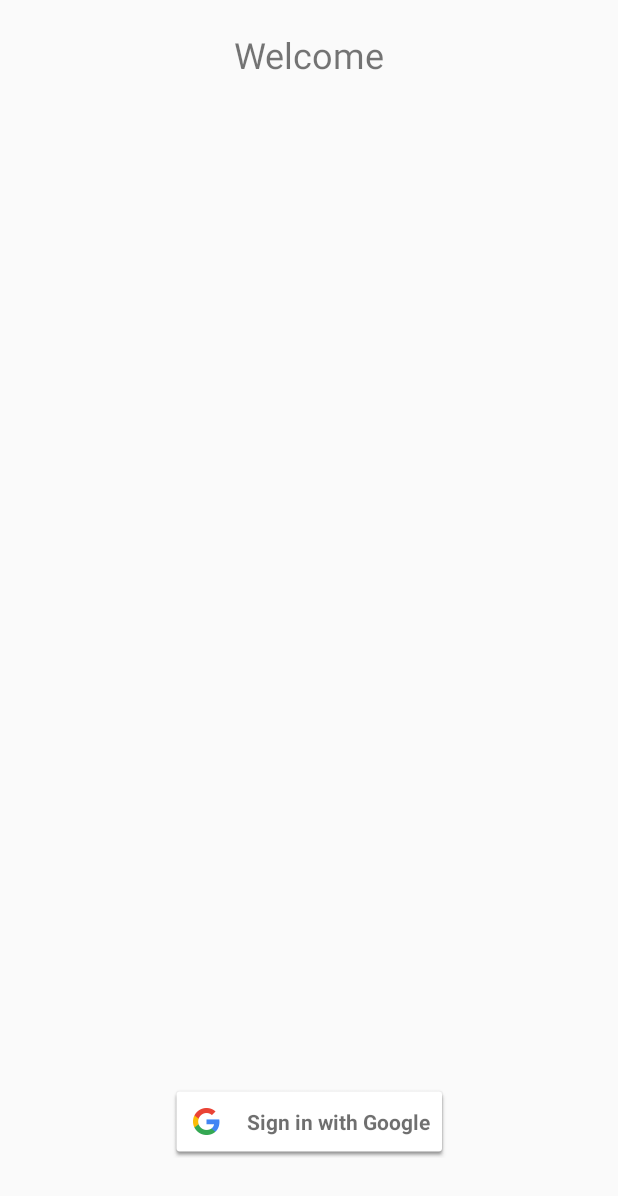
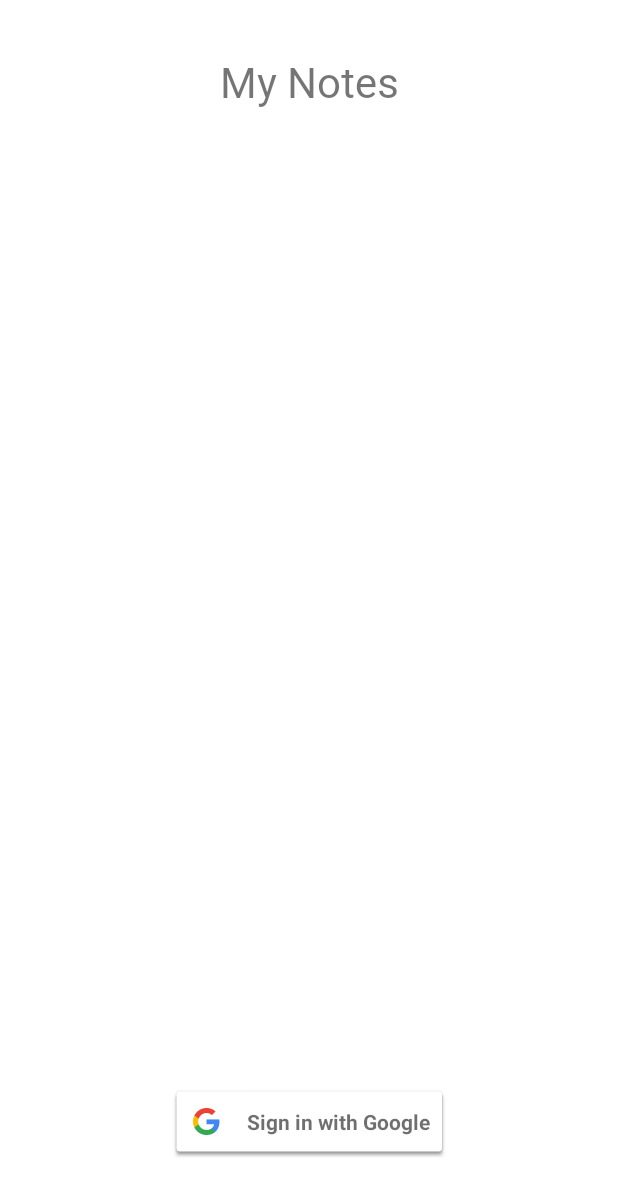
Before and after one commit to Prajnadeep/Notes, an Android app: the screen it shows after launch (MainActivity), on a phone screen of 412 x 824 dp. Shown: the top 1196 px of the screen. Run offline under Robolectric (Android 15) with nearby library versions, the phone set to English and light mode, and no system bars; 1 statement that could not run was skipped.

Commit message:
lotttttt of changes - to add delete/edit

```diff
--- a/app/build.gradle
+++ b/app/build.gradle
@@ -1,7 +1,9 @@
 plugins {
     id 'com.android.application'
     id 'kotlin-android'
+    id 'kotlin-android-extensions'
 }
+
 
 android {
     compileSdkVersion 30
--- a/app/src/main/AndroidManifest.xml
+++ b/app/src/main/AndroidManifest.xml
@@ -19,6 +19,9 @@
                 <category android:name="android.intent.category.LAUNCHER" />
             </intent-filter>
         </activity>
+        <meta-data
+            android:name="preloaded_fonts"
+            android:resource="@array/preloaded_fonts" />
     </application>
 
 </manifest>
--- a/app/src/main/java/com/prajnadeep/notes/MainActivity.kt
+++ b/app/src/main/java/com/prajnadeep/notes/MainActivity.kt
@@ -1,40 +1,43 @@
 package com.prajnadeep.notes
 
 import android.os.Bundle
-import android.widget.Toast
 import androidx.appcompat.app.AppCompatActivity
 import androidx.fragment.app.Fragment
 import com.google.android.gms.auth.api.signin.GoogleSignIn
+import com.prajnadeep.notes.fragments.DashBoardFragement
 import com.prajnadeep.notes.fragments.SignInFragment
 
 class MainActivity : AppCompatActivity() {
 
+
     private val fragmentManager = supportFragmentManager
 
     private val signInFragment: Fragment = SignInFragment()
+    private val dashBoardFragment: Fragment = DashBoardFragement()
+
 
     override fun onCreate(savedInstanceState: Bundle?) {
         super.onCreate(savedInstanceState)
         setContentView(R.layout.activity_main)
 
-
-        if (isSignedIn()){
-            Toast.makeText(this, "ALREADY SIGNED IN", Toast.LENGTH_SHORT).show()
-
-
+        if (isSignedIn()) {
+            supportFragmentManager.beginTransaction().replace(
+                R.id.containerMainActivity,
+                dashBoardFragment
+            ).commit()
             val acct = GoogleSignIn.getLastSignedInAccount(applicationContext)
             if (acct != null) {
-                Toast.makeText(this, "${acct.displayName}", Toast.LENGTH_SHORT).show()
+                //Toast.makeText(this, "${acct.displayName}", Toast.LENGTH_SHORT).show()
             }
-        }
-
-        else{
-            supportFragmentManager.beginTransaction().replace(R.id.mainActivity, signInFragment).commit()
+        } else {
+            supportFragmentManager.beginTransaction()
+                .replace(R.id.containerMainActivity, signInFragment).commit()
         }
 
     }
 
-    private fun isSignedIn() : Boolean {
-        return GoogleSignIn.getLastSignedInAccount(applicationContext)!=null
+    private fun isSignedIn(): Boolean {
+        return GoogleSignIn.getLastSignedInAccount(applicationContext) != null
     }
+
 }
--- a/app/src/main/res/layout/activity_main.xml
+++ b/app/src/main/res/layout/activity_main.xml
@@ -5,4 +5,10 @@
     android:id="@+id/mainActivity"
     android:layout_width="match_parent"
     android:layout_height="match_parent"
-    tools:context=".MainActivity"/>
+    tools:context=".MainActivity">
+    <FrameLayout
+        android:background="@color/white"
+        android:id="@+id/containerMainActivity"
+        android:layout_width="match_parent"
+        android:layout_height="match_parent" />
+</androidx.constraintlayout.widget.ConstraintLayout>
--- a/app/src/main/res/layout/fragment_sign_in.xml
+++ b/app/src/main/res/layout/fragment_sign_in.xml
@@ -4,7 +4,10 @@
     android:layout_width="match_parent"
     android:layout_height="match_parent"
     xmlns:app="http://schemas.android.com/apk/res-auto"
-    tools:context=".fragments.SignInFragment">
+    tools:context=".fragments.SignInFragment"
+    android:id="@+id/signIN_Fragment"
+    android:background="@color/white"
+    android:clickable="true">
 
     <androidx.constraintlayout.widget.Guideline
         android:id="@+id/verticalGuidelineStart"
@@ -35,13 +38,15 @@
         app:layout_constraintGuide_end="20dp" />
 
     <com.google.android.material.textview.MaterialTextView
-        android:layout_width="wrap_content"
-        android:layout_height="wrap_content"
-        android:text="Welcome"
-        android:textSize="24sp"
+        android:layout_width="223dp"
+        android:layout_height="69dp"
+        android:fontFamily="@font/varela_round"
+        android:gravity="center"
+        android:text="My Notes"
+        android:textSize="28sp"
+        app:layout_constraintEnd_toEndOf="@id/verticalGuidelineEnd"
         app:layout_constraintStart_toStartOf="@id/verticalGuidelineStart"
-        app:layout_constraintEnd_toEndOf="@id/verticalGuidelineEnd"
-        app:layout_constraintTop_toBottomOf="@id/horizontalGuidelineStart"/>
+        app:layout_constraintTop_toBottomOf="@id/horizontalGuidelineStart" />
 
     <com.google.android.gms.common.SignInButton
         android:id="@+id/sign_in_button"
```
Also changed, not shown: app/src/main/java/com/prajnadeep/notes/database/DBHandler.kt (+40 -10 lines), app/src/main/java/com/prajnadeep/notes/database/models/Note.kt (deleted, +0 -13 lines), app/src/main/java/com/prajnadeep/notes/database/models/User.kt (+7 -4 lines), app/src/main/java/com/prajnadeep/notes/fragments/SignInFragment.kt (+10 -19 lines).
